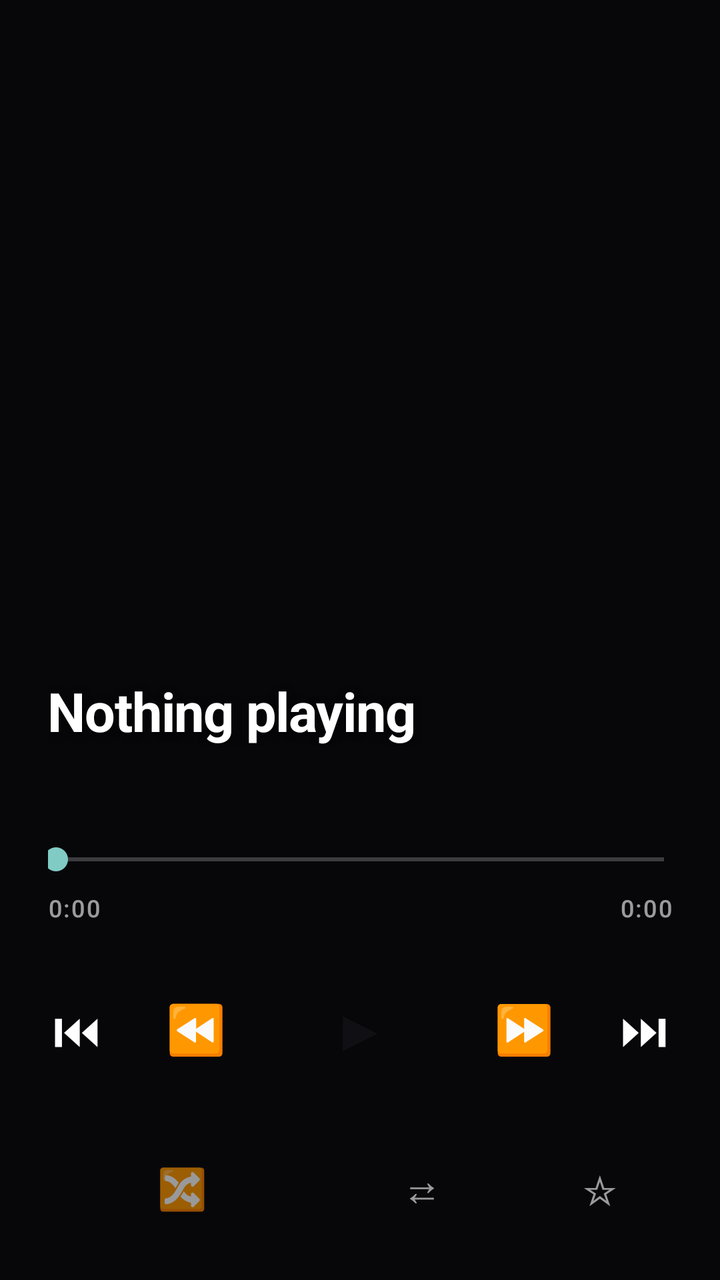
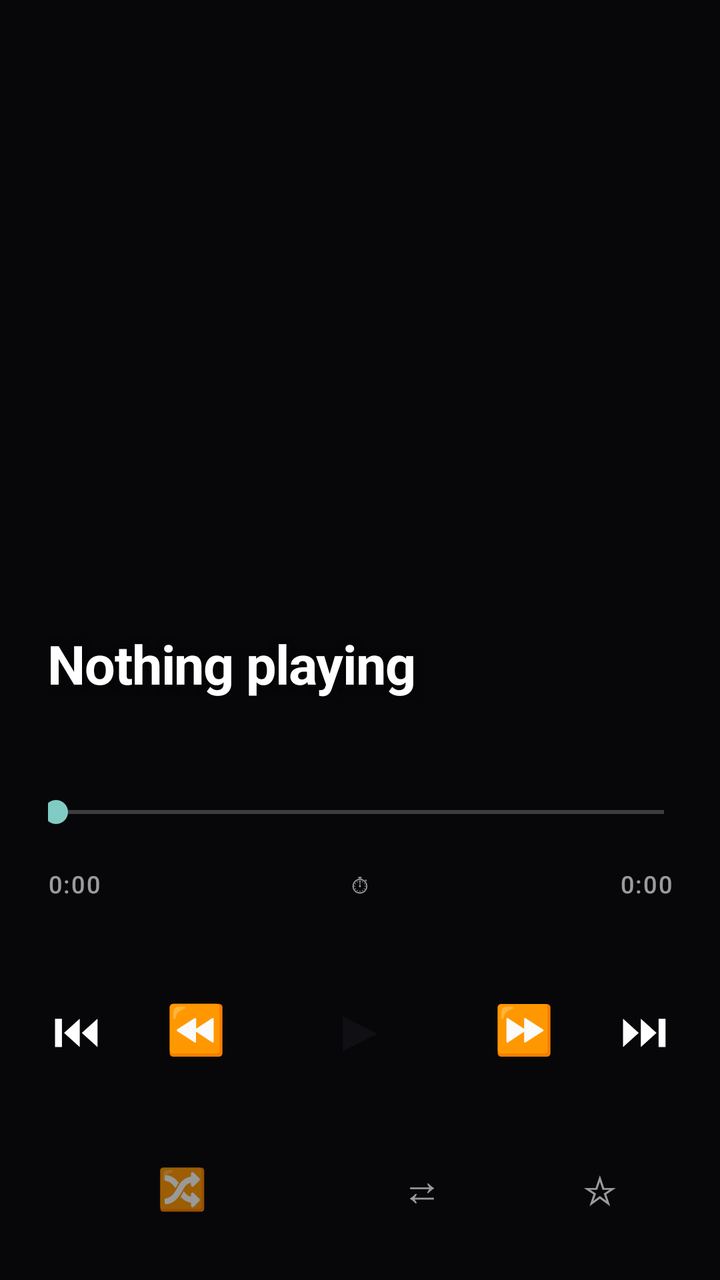

Screens rendered from an Android XML layout before and after an edit, with the pre-edit source and the edit as a unified diff.
<!-- AndroidManifest.xml: application theme Theme.Chorus -->
<!-- res/layout/view_player.xml -->
<?xml version="1.0" encoding="utf-8"?>
<FrameLayout xmlns:android="http://schemas.android.com/apk/res/android"
    android:layout_width="match_parent"
    android:layout_height="match_parent"
    android:background="#FF07070A">

    
    <ImageView
        android:id="@+id/player_backdrop"
        android:layout_width="match_parent"
        android:layout_height="match_parent"
        android:alpha="0.9"
        android:importantForAccessibility="no"
        android:scaleType="centerCrop" />

    
    <View
        android:id="@+id/player_scrim"
        android:layout_width="match_parent"
        android:layout_height="match_parent"
        android:importantForAccessibility="no" />

    <LinearLayout
        android:id="@+id/player_content"
        android:layout_width="match_parent"
        android:layout_height="match_parent"
        android:gravity="center_vertical"
        android:orientation="vertical"
        android:paddingStart="24dp"
        android:paddingTop="12dp"
        android:paddingEnd="24dp"
        android:paddingBottom="20dp">

        
        <FrameLayout
            android:id="@+id/player_art_frame"
            android:layout_width="match_parent"
            android:layout_height="0dp"
            android:layout_weight="1">

            <ImageView
                android:id="@+id/player_art"
                android:layout_width="match_parent"
                android:layout_height="match_parent"
                android:contentDescription="Album art"
                android:scaleType="centerCrop" />
        </FrameLayout>

        <TextView
            android:id="@+id/player_title"
            android:layout_width="match_parent"
            android:layout_height="wrap_content"
            android:layout_marginTop="26dp"
            android:ellipsize="marquee"
            android:focusable="true"
            android:fontFamily="sans-serif"
            android:letterSpacing="-0.015"
            android:marqueeRepeatLimit="marquee_forever"
            android:maxLines="1"
            android:shadowColor="#99000000"
            android:shadowDx="0"
            android:shadowDy="2"
            android:shadowRadius="10"
            android:singleLine="true"
            android:text="Nothing playing"
            android:textColor="#FFFFFFFF"
            android:textSize="27sp"
            android:textStyle="bold" />

        <TextView
            android:id="@+id/player_artist"
            android:layout_width="match_parent"
            android:layout_height="wrap_content"
            android:layout_marginTop="6dp"
            android:ellipsize="end"
            android:fontFamily="sans-serif"
            android:maxLines="1"
            android:shadowColor="#80000000"
            android:shadowDx="0"
            android:shadowDy="1"
            android:shadowRadius="6"
            android:textColor="#B8FFFFFF"
            android:textSize="15sp" />

        
        <SeekBar
            android:id="@+id/player_seek"
            android:layout_width="match_parent"
            android:layout_height="32dp"
            android:layout_marginTop="14dp"
            android:max="0"
            android:paddingStart="4dp"
            android:paddingEnd="4dp"
            android:progress="0"
            android:splitTrack="false" />

        
        <LinearLayout
            android:layout_width="match_parent"
            android:layout_height="wrap_content"
            android:orientation="horizontal">

            <TextView
                android:id="@+id/player_elapsed"
                android:layout_width="0dp"
                android:layout_height="wrap_content"
                android:layout_weight="1"
                android:fontFamily="sans-serif-medium"
                android:gravity="start"
                android:letterSpacing="0.06"
                android:text="0:00"
                android:textColor="#99FFFFFF"
                android:textSize="12sp" />

            <TextView
                android:id="@+id/player_total"
                android:layout_width="0dp"
                android:layout_height="wrap_content"
                android:layout_weight="1"
                android:fontFamily="sans-serif-medium"
                android:gravity="end"
                android:letterSpacing="0.06"
                android:text="0:00"
                android:textColor="#99FFFFFF"
                android:textSize="12sp" />
        </LinearLayout>

        
        <LinearLayout
            android:id="@+id/player_transport"
            android:layout_width="match_parent"
            android:layout_height="wrap_content"
            android:layout_marginTop="14dp"
            android:gravity="center"
            android:orientation="horizontal">

            <TextView
                android:id="@+id/player_prev"
                android:layout_width="60dp"
                android:layout_height="60dp"
                android:background="?android:attr/selectableItemBackgroundBorderless"
                android:clickable="true"
                android:contentDescription="Previous track"
                android:focusable="true"
                android:gravity="center"
                android:text="⏮"
                android:textColor="#FFFFFFFF"
                android:textSize="24sp" />

            <TextView
                android:id="@+id/player_rewind"
                android:layout_width="60dp"
                android:layout_height="60dp"
                android:background="?android:attr/selectableItemBackgroundBorderless"
                android:clickable="true"
                android:contentDescription="Rewind 10 seconds"
                android:focusable="true"
                android:gravity="center"
                android:text="⏪"
                android:textColor="#FFFFFFFF"
                android:textSize="24sp" />

            
            <TextView
                android:id="@+id/player_play_pause"
                android:layout_width="76dp"
                android:layout_height="76dp"
                android:layout_marginStart="14dp"
                android:layout_marginEnd="14dp"
                android:clickable="true"
                android:contentDescription="Play or pause"
                android:focusable="true"
                android:gravity="center"
                android:text="▶"
                android:textColor="#FF101014"
                android:textSize="30sp" />

            <TextView
                android:id="@+id/player_forward"
                android:layout_width="60dp"
                android:layout_height="60dp"
                android:background="?android:attr/selectableItemBackgroundBorderless"
                android:clickable="true"
                android:contentDescription="Forward 10 seconds"
                android:focusable="true"
                android:gravity="center"
                android:text="⏩"
                android:textColor="#FFFFFFFF"
                android:textSize="24sp" />

            <TextView
                android:id="@+id/player_next"
                android:layout_width="60dp"
                android:layout_height="60dp"
                android:background="?android:attr/selectableItemBackgroundBorderless"
                android:clickable="true"
                android:contentDescription="Next track"
                android:focusable="true"
                android:gravity="center"
                android:text="⏭"
                android:textColor="#FFFFFFFF"
                android:textSize="24sp" />
        </LinearLayout>

        
        <LinearLayout
            android:id="@+id/player_modes"
            android:layout_width="match_parent"
            android:layout_height="wrap_content"
            android:layout_marginTop="16dp"
            android:gravity="center"
            android:orientation="horizontal">

            <TextView
                android:id="@+id/player_shuffle"
                android:layout_width="wrap_content"
                android:layout_height="52dp"
                android:background="?android:attr/selectableItemBackgroundBorderless"
                android:clickable="true"
                android:contentDescription="Shuffle off"
                android:focusable="true"
                android:gravity="center"
                android:minWidth="104dp"
                android:paddingStart="24dp"
                android:paddingEnd="24dp"
                android:text="🔀"
                android:textColor="#99FFFFFF"
                android:textSize="20sp" />

            <TextView
                android:id="@+id/player_repeat"
                android:layout_width="wrap_content"
                android:layout_height="52dp"
                android:layout_marginStart="16dp"
                android:background="?android:attr/selectableItemBackgroundBorderless"
                android:clickable="true"
                android:contentDescription="Repeat off"
                android:focusable="true"
                android:gravity="center"
                android:minWidth="104dp"
                android:paddingStart="24dp"
                android:paddingEnd="24dp"
                android:text="⇄"
                android:textColor="#99FFFFFF"
                android:textSize="20sp" />

            
            <TextView
                android:id="@+id/player_star"
                android:layout_width="wrap_content"
                android:layout_height="52dp"
                android:layout_marginStart="16dp"
                android:background="?android:attr/selectableItemBackgroundBorderless"
                android:clickable="true"
                android:contentDescription="Not a favourite"
                android:focusable="true"
                android:gravity="center"
                android:paddingStart="12dp"
                android:paddingEnd="12dp"
                android:text="☆"
                android:textColor="#99FFFFFF"
                android:textSize="20sp" />
        </LinearLayout>
    </LinearLayout>
</FrameLayout>
<!-- resources referenced by this layout -->
<resources>
  <style name="Theme.Chorus" parent="Theme.AppCompat.NoActionBar">
          <item name="android:windowBackground">@android:color/black</item>
          <item name="android:statusBarColor">@android:color/black</item>
      </style>
</resources>

<!-- the commit's change to res/layout/view_player.xml (unified diff, before → after) -->
@@ -113,6 +113,21 @@
                 android:textSize="12sp" />
 
             <TextView
+                android:id="@+id/player_sleep"
+                android:layout_width="wrap_content"
+                android:layout_height="40dp"
+                android:layout_marginStart="8dp"
+                android:layout_marginEnd="8dp"
+                android:background="?android:attr/selectableItemBackgroundBorderless"
+                android:clickable="true"
+                android:contentDescription="Sleep timer off, tap to set"
+                android:focusable="true"
+                android:gravity="center"
+                android:text="⏱"
+                android:textColor="#99FFFFFF"
+                android:textSize="12sp" />
+
+            <TextView
                 android:id="@+id/player_total"
                 android:layout_width="0dp"
                 android:layout_height="wrap_content"
